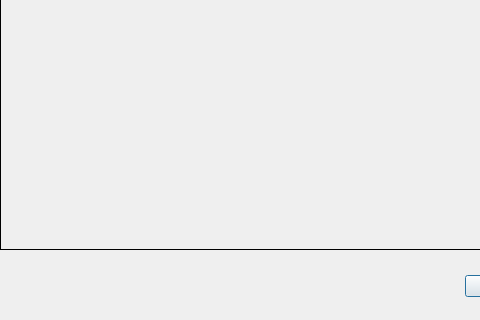
Old version of the form outlinedialog.ui in the repository ATSOTECK/Fred; both pictures show x 0 to 480 and y 230 to 550 of the 640 by 550 pixel window.
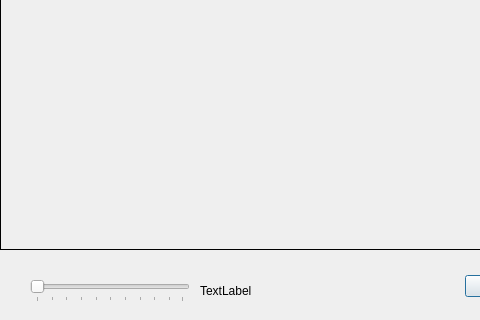
New version of the form.

Commit message: Updated outline dialog. Works for the most part.

```diff
--- a/outlinedialog.ui
+++ b/outlinedialog.ui
@@ -48,6 +48,41 @@
     <string/>
    </property>
   </widget>
+  <widget class="QSlider" name="thresholdSlider">
+   <property name="geometry">
+    <rect>
+     <x>30</x>
+     <y>510</y>
+     <width>160</width>
+     <height>22</height>
+    </rect>
+   </property>
+   <property name="minimum">
+    <number>1</number>
+   </property>
+   <property name="maximum">
+    <number>100</number>
+   </property>
+   <property name="orientation">
+    <enum>Qt::Horizontal</enum>
+   </property>
+   <property name="tickPosition">
+    <enum>QSlider::TicksBelow</enum>
+   </property>
+  </widget>
+  <widget class="QLabel" name="sliderValueLbl">
+   <property name="geometry">
+    <rect>
+     <x>200</x>
+     <y>510</y>
+     <width>91</width>
+     <height>21</height>
+    </rect>
+   </property>
+   <property name="text">
+    <string>TextLabel</string>
+   </property>
+  </widget>
  </widget>
  <resources/>
  <connections>
```
The commit also changes 5 other files.
